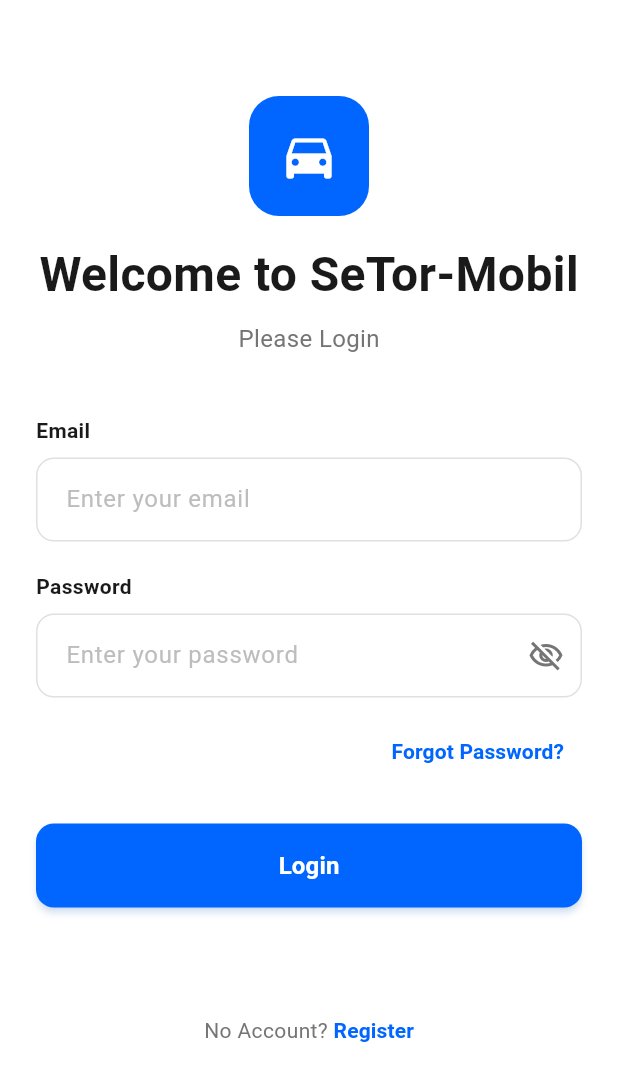
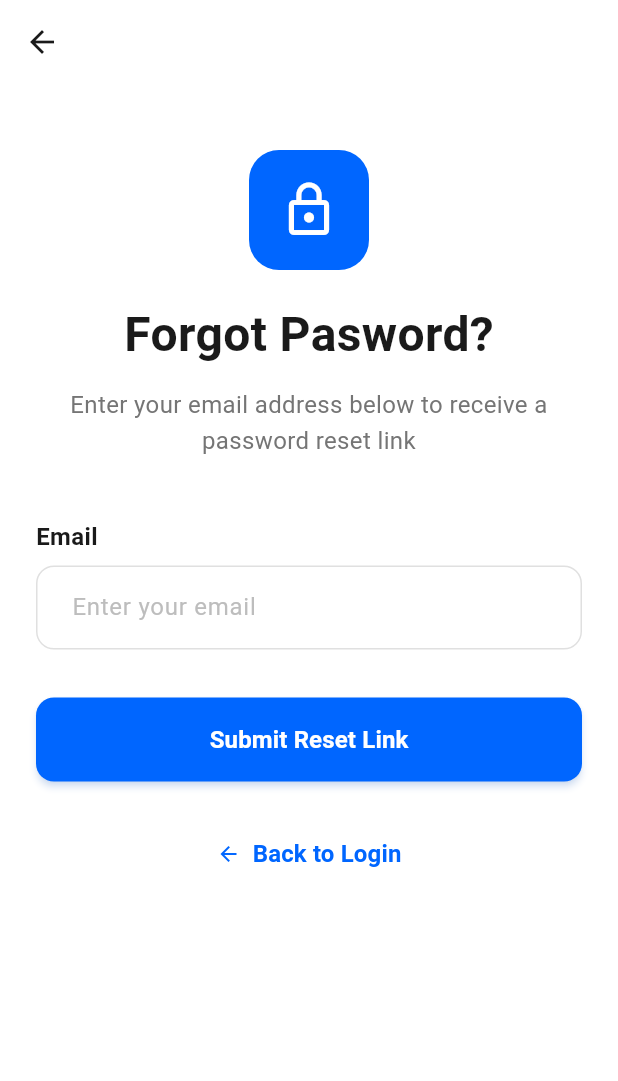
Before and after one commit to PeterAjaaa/Setor-Mobil, a Flutter app: the screen it shows after launch, after a tap on "Forgot Password?", on a phone screen of 412 x 824 dp. Shown: the top 1081 px of the screen. Run offline on Flutter 3.47's test engine with Material 3 defaults, Android fonts, the light colour scheme and no system bars.

Commit message:
forgotpass, and linking page

```diff
--- /dev/null
+++ b/lib/screens/auth/forgotpass_screen.dart
@@ -0,0 +1,379 @@
+import 'package:flutter/material.dart';
+
+class ForgotpassScreen extends StatefulWidget {
+  const ForgotpassScreen({super.key});
+
+  @override
+  State<ForgotpassScreen> createState() => _ForgotpassScreenState();
+}
+
+class _ForgotpassScreenState extends State<ForgotpassScreen> {
+  final _formKey = GlobalKey<FormState>();
+  final _emailController = TextEditingController();
+  bool _isLoading = false;
+  bool _isSubmitted = false;
+  String _submittedEmail = '';
+
+  @override
+  void dispose() {
+    _emailController.dispose();
+    super.dispose();
+  }
+
+  Future<void> _handleSubmit() async {
+    if (_formKey.currentState!.validate()) {
+      setState(() => _isLoading = true);
+
+      await Future.delayed(Duration(seconds: 2));
+
+      setState(() {
+        _isLoading = false;
+        _isSubmitted = true;
+        _submittedEmail = _emailController.text;
+      });
+
+      if (mounted) {
+        ScaffoldMessenger.of(
+          context,
+        ).showSnackBar(SnackBar(content: Text('Password reset link is sent')));
+      }
+    }
+  }
+
+  Future<void> _handleResend() async {
+    setState(() => _isLoading = true);
+
+    await Future.delayed(Duration(seconds: 1));
+
+    setState(() => _isLoading = false);
+
+    if (mounted) {
+      ScaffoldMessenger.of(
+        context,
+      ).showSnackBar(SnackBar(content: Text('Password reset link is resent')));
+    }
+  }
+
+  void _backToLogin() {
+    Navigator.pop(context);
+  }
+
+  @override
+  Widget build(BuildContext context) {
+    return Scaffold(
+      backgroundColor: Colors.white,
+      appBar: AppBar(
+        backgroundColor: Colors.white,
+        elevation: 0,
+        leading: IconButton(
+          icon: Icon(Icons.arrow_back, color: Color(0xFF1A1A1A)),
+          onPressed: _backToLogin,
+        ),
+      ),
+      body: SafeArea(
+        child: SingleChildScrollView(
+          padding: EdgeInsets.all(24.0),
+          child: _isSubmitted ? _buildSuccessView() : _buildFormView(),
+        ),
+      ),
+    );
+  }
+
+  Widget _buildFormView() {
+    return Form(
+      key: _formKey,
+      child: Column(
+        crossAxisAlignment: CrossAxisAlignment.stretch,
+        children: [
+          SizedBox(height: 20),
+
+          Center(
+            child: Column(
+              children: [
+                Container(
+                  width: 80,
+                  height: 80,
+                  decoration: BoxDecoration(
+                    color: Color(0xFF0066FF),
+                    borderRadius: BorderRadius.circular(20),
+                  ),
+                  child: Icon(
+                    Icons.lock_outline,
+                    color: Colors.white,
+                    size: 40,
+                  ),
+                ),
+                SizedBox(height: 20),
+                Text(
+                  'Forgot Pasword?',
+                  style: TextStyle(
+                    fontSize: 32,
+                    fontWeight: FontWeight.bold,
+                    color: Color(0xFF1A1A1A),
+                  ),
+                ),
+                SizedBox(height: 12),
+                Text(
+                  'Enter your email address below to receive a password reset link',
+                  textAlign: TextAlign.center,
+                  style: TextStyle(
+                    fontSize: 16,
+                    color: Colors.grey[600],
+                    height: 1.5,
+                  ),
+                ),
+              ],
+            ),
+          ),
+
+          SizedBox(height: 40),
+
+          Column(
+            crossAxisAlignment: CrossAxisAlignment.start,
+            children: [
+              Text(
+                'Email',
+                style: TextStyle(
+                  fontSize: 16,
+                  fontWeight: FontWeight.w600,
+                  color: Color(0xFF1A1A1A),
+                ),
+              ),
+              SizedBox(height: 8),
+              TextFormField(
+                controller: _emailController,
+                keyboardType: TextInputType.emailAddress,
+                decoration: InputDecoration(
+                  hintText: 'Enter your email',
+                  hintStyle: TextStyle(color: Colors.grey[400]),
+                  filled: true,
+                  fillColor: Colors.white,
+                  border: OutlineInputBorder(
+                    borderRadius: BorderRadius.circular(12),
+                    borderSide: BorderSide(color: Colors.grey[300]!),
+                  ),
+                  enabledBorder: OutlineInputBorder(
+                    borderRadius: BorderRadius.circular(12),
+                    borderSide: BorderSide(color: Colors.grey[300]!),
+                  ),
+                  focusedBorder: OutlineInputBorder(
+                    borderRadius: BorderRadius.circular(12),
+                    borderSide: BorderSide(color: Color(0xFF0066FF), width: 2),
+                  ),
+                  errorBorder: OutlineInputBorder(
+                    borderRadius: BorderRadius.circular(12),
+                    borderSide: BorderSide(color: Colors.red),
+                  ),
+                  focusedErrorBorder: OutlineInputBorder(
+                    borderRadius: BorderRadius.circular(12),
+                    borderSide: BorderSide(color: Colors.red, width: 2),
+                  ),
+                  contentPadding: EdgeInsets.symmetric(
+                    vertical: 16,
+                    horizontal: 20,
+                  ),
+                ),
+                validator: (value) {
+                  if (value == null || value.isEmpty) {
+                    return 'Please enter your email';
+                  }
+                  if (!value.contains('@')) {
+                    return 'Please enter a valid email';
+                  }
+                  return null;
+                },
+              ),
+            ],
+          ),
+
+          SizedBox(height: 32),
+
+          SizedBox(
+            height: 56,
+            child: ElevatedButton(
+              onPressed: _isLoading ? null : _handleSubmit,
+              style: ElevatedButton.styleFrom(
+                backgroundColor: Color(0xFF0066FF),
+                foregroundColor: Colors.white,
+                elevation: 2,
+                shadowColor: Color(0xFF0066FF).withOpacity(0.3),
+                shape: RoundedRectangleBorder(
+                  borderRadius: BorderRadius.circular(12),
+                ),
+              ),
+              child: _isLoading
+                  ? SizedBox(
+                      height: 24,
+                      width: 24,
+                      child: CircularProgressIndicator(
+                        color: Colors.white,
+                        strokeWidth: 2,
+                      ),
+                    )
+                  : Text(
+                      'Submit Reset Link',
+                      style: TextStyle(
+                        fontSize: 16,
+                        fontWeight: FontWeight.bold,
+                      ),
+                    ),
+            ),
+          ),
+
+          SizedBox(height: 24),
+
+          Center(
+            child: TextButton.icon(
+              onPressed: _backToLogin,
+              icon: Icon(Icons.arrow_back, size: 16, color: Color(0xFF0066FF)),
+              label: Text(
+                'Back to Login',
+                style: TextStyle(
+                  color: Color(0xFF0066FF),
+                  fontSize: 16,
+                  fontWeight: FontWeight.bold,
+                ),
+              ),
+              style: TextButton.styleFrom(padding: EdgeInsets.zero),
+            ),
+          ),
+        ],
+      ),
+    );
+  }
+
+  Widget _buildSuccessView() {
+    return Column(
+      crossAxisAlignment: CrossAxisAlignment.stretch,
+      children: [
+        SizedBox(height: 40),
+
+        Center(
+          child: Column(
+            children: [
+              Container(
+                width: 100,
+                height: 100,
+                decoration: BoxDecoration(
+                  color: Colors.green.shade50,
+                  shape: BoxShape.circle,
+                ),
+                child: Icon(
+                  Icons.email_outlined,
+                  size: 50,
+                  color: Colors.green.shade600,
+                ),
+              ),
+              SizedBox(height: 24),
+              Text(
+                'Email Sent!',
+                style: TextStyle(
+                  fontSize: 28,
+                  fontWeight: FontWeight.bold,
+                  color: Color(0xFF1A1A1A),
+                ),
+              ),
+              SizedBox(height: 12),
+              Text(
+                'We have sent a password reset link to your email address. Please check your inbox and follow the instructions to reset your password.',
+                textAlign: TextAlign.center,
+                style: TextStyle(
+                  fontSize: 16,
+                  color: Colors.grey[600],
+                  height: 1.5,
+                ),
+              ),
+            ],
+          ),
+        ),
+
+        SizedBox(height: 32),
+
+        Container(
+          padding: EdgeInsets.all(16),
+          decoration: BoxDecoration(
+            color: Colors.blue.shade50,
+            borderRadius: BorderRadius.circular(12),
+          ),
+          child: Column(
+            crossAxisAlignment: CrossAxisAlignment.start,
+            children: [
+              Text(
+                'Email has been sent to:',
+                style: TextStyle(
+                  fontSize: 12,
+                  color: Colors.grey[600],
+                ),
+              ),
+              SizedBox(height: 4),
+              Text(
+                _submittedEmail,
+                style: TextStyle(
+                  fontSize: 16,
+                  fontWeight: FontWeight.w600,
+                  color: Color(0xFF1A1A1A),
+                ),
+              ),
+            ],
+          ),
+        ),
+
+        SizedBox(height: 32),
+
+        SizedBox(
+          height: 56,
+          child: ElevatedButton(
+            onPressed: _backToLogin,
+            style: ElevatedButton.styleFrom(
+              backgroundColor: Color(0xFF0066FF),
+              foregroundColor: Colors.white,
+              elevation: 2,
+              shadowColor: Color(0xFF0066FF).withOpacity(0.3),
+              shape: RoundedRectangleBorder(
+                borderRadius: BorderRadius.circular(12),
+              ),
+            ),
+            child: Text(
+              'Back to Login',
+              style: TextStyle(
+                fontSize: 16,
+                fontWeight: FontWeight.bold,
+              ),
+            ),
+          ),
+        ),
+
+        SizedBox(height: 24),
+
+        Row(
+          mainAxisAlignment: MainAxisAlignment.center,
+          children: [
+            Text(
+              'Didn\'t receive the email? ',
+              style: TextStyle(
+                color: Colors.grey[600],
+                fontSize: 14,
+              ),
+            ),
+            TextButton(
+              onPressed: _isLoading ? null : _handleResend,
+              style: TextButton.styleFrom(
+                padding: EdgeInsets.zero,
+                minimumSize: Size.zero,
+                tapTargetSize: MaterialTapTargetSize.shrinkWrap,
+              ),
+              child: Text(
+                'Resend',
+                style: TextStyle(
+                  color: Color(0xFF0066FF),
+                  fontSize: 14,
+                  fontWeight: FontWeight.bold,
+                ),
+              ),
+            ),
+          ],
+        ),
+      ],
+    );
+  }
+}
--- a/lib/screens/auth/login_screen.dart
+++ b/lib/screens/auth/login_screen.dart
@@ -1,4 +1,5 @@
 import 'package:flutter/material.dart';
+import 'package:setor_mobil/screens/auth/forgotpass_screen.dart';
 import 'package:setor_mobil/screens/auth/register_screen.dart';
 
 class LoginScreen extends StatefulWidget {
@@ -50,6 +51,13 @@ class _LoginScreenState extends State<LoginScreen> {
     Navigator.push(
       context,
       MaterialPageRoute(builder: (context) => const RegisterScreen()),
+    );
+  }
+
+  void _navigateToForgotPassword() {
+    Navigator.push(
+      context,
+      MaterialPageRoute(builder: (context) => const ForgotpassScreen()),
     );
   }
 
@@ -229,9 +237,7 @@ class _LoginScreenState extends State<LoginScreen> {
                 Align(
                   alignment: Alignment.centerRight,
                   child: TextButton(
-                    onPressed: () {
-                      // TODO: Navigate to forgot password
-                    },
+                    onPressed: _navigateToForgotPassword,
                     child: const Text(
                       'Forgot Password?',
                       style: TextStyle(
```
